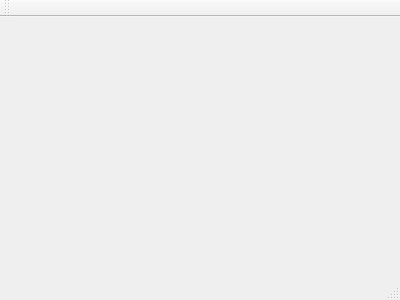
Qt form homework_2/arithmetic_generation_tool_ui/mainwindow.ui (Roarcannotprogramming/homework_2) before a commit.
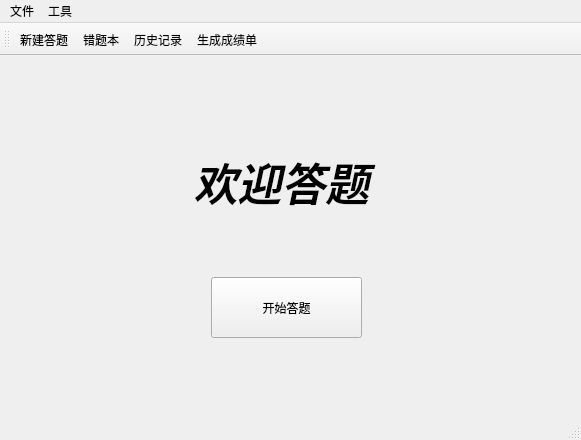
The same form after that commit.

Commit message: 主页和stacked widget

What changed in the file:
```diff
--- a/homework_2/arithmetic_generation_tool_ui/mainwindow.ui
+++ b/homework_2/arithmetic_generation_tool_ui/mainwindow.ui
@@ -1,24 +1,165 @@
 <ui version="4.0">
  <class>MainWindow</class>
- <widget class="QMainWindow" name="MainWindow" >
-  <property name="geometry" >
+ <widget class="QMainWindow" name="MainWindow">
+  <property name="geometry">
    <rect>
     <x>0</x>
     <y>0</y>
-    <width>400</width>
-    <height>300</height>
+    <width>581</width>
+    <height>440</height>
    </rect>
   </property>
-  <property name="windowTitle" >
+  <property name="minimumSize">
+   <size>
+    <width>581</width>
+    <height>440</height>
+   </size>
+  </property>
+  <property name="maximumSize">
+   <size>
+    <width>581</width>
+    <height>440</height>
+   </size>
+  </property>
+  <property name="windowTitle">
    <string>MainWindow</string>
   </property>
-  <widget class="QMenuBar" name="menuBar" />
-  <widget class="QToolBar" name="mainToolBar" />
-  <widget class="QWidget" name="centralWidget" />
-  <widget class="QStatusBar" name="statusBar" />
+  <widget class="QWidget" name="centralWidget">
+   <layout class="QGridLayout" name="gridLayout">
+    <item row="0" column="0">
+     <widget class="QStackedWidget" name="stackedWidget">
+      <property name="currentIndex">
+       <number>0</number>
+      </property>
+      <widget class="QWidget" name="page">
+       <widget class="QLabel" name="label">
+        <property name="geometry">
+         <rect>
+          <x>120</x>
+          <y>30</y>
+          <width>301</width>
+          <height>171</height>
+         </rect>
+        </property>
+        <property name="text">
+         <string>&lt;html&gt;&lt;head/&gt;&lt;body&gt;&lt;p align=&quot;center&quot;&gt;&lt;span style=&quot; font-size:33pt; font-weight:600; font-style:italic;&quot;&gt;欢迎答题&lt;/span&gt;&lt;/p&gt;&lt;/body&gt;&lt;/html&gt;</string>
+        </property>
+       </widget>
+       <widget class="QPushButton" name="pushButton">
+        <property name="geometry">
+         <rect>
+          <x>200</x>
+          <y>210</y>
+          <width>151</width>
+          <height>61</height>
+         </rect>
+        </property>
+        <property name="toolTip">
+         <string>&lt;html&gt;&lt;head/&gt;&lt;body&gt;&lt;p align=&quot;center&quot;&gt;&lt;span style=&quot; font-size:12pt; font-weight:600;&quot;&gt;开始答题&lt;/span&gt;&lt;/p&gt;&lt;/body&gt;&lt;/html&gt;</string>
+        </property>
+        <property name="whatsThis">
+         <string>&lt;html&gt;&lt;head/&gt;&lt;body&gt;&lt;p align=&quot;center&quot;&gt;&lt;span style=&quot; font-size:11pt; font-weight:600;&quot;&gt;开始答题&lt;/span&gt;&lt;/p&gt;&lt;/body&gt;&lt;/html&gt;</string>
+        </property>
+        <property name="styleSheet">
+         <string notr="true">font: 14pt &quot;微软雅黑&quot;;</string>
+        </property>
+        <property name="text">
+         <string>开始答题</string>
+        </property>
+       </widget>
+      </widget>
+      <widget class="QWidget" name="page_2">
+       <widget class="QCheckBox" name="checkBox">
+        <property name="geometry">
+         <rect>
+          <x>220</x>
+          <y>190</y>
+          <width>91</width>
+          <height>19</height>
+         </rect>
+        </property>
+        <property name="text">
+         <string>123</string>
+        </property>
+       </widget>
+      </widget>
+     </widget>
+    </item>
+   </layout>
+  </widget>
+  <widget class="QMenuBar" name="menuBar">
+   <property name="geometry">
+    <rect>
+     <x>0</x>
+     <y>0</y>
+     <width>581</width>
+     <height>26</height>
+    </rect>
+   </property>
+   <widget class="QMenu" name="menu">
+    <property name="title">
+     <string>文件</string>
+    </property>
+    <addaction name="actionewwewe"/>
+   </widget>
+   <widget class="QMenu" name="menu_2">
+    <property name="title">
+     <string>工具</string>
+    </property>
+    <addaction name="actioncuotiben"/>
+    <addaction name="actionlishijiu"/>
+    <addaction name="actionshuchuchengji"/>
+   </widget>
+   <addaction name="menu"/>
+   <addaction name="menu_2"/>
+  </widget>
+  <widget class="QToolBar" name="mainToolBar">
+   <attribute name="toolBarArea">
+    <enum>TopToolBarArea</enum>
+   </attribute>
+   <attribute name="toolBarBreak">
+    <bool>false</bool>
+   </attribute>
+   <addaction name="actionewwewe"/>
+   <addaction name="actioncuotiben"/>
+   <addaction name="actionlishijiu"/>
+   <addaction name="actionshuchuchengji"/>
+  </widget>
+  <widget class="QStatusBar" name="statusBar"/>
+  <action name="actionewwewe">
+   <property name="text">
+    <string>新建答题</string>
+   </property>
+   <property name="toolTip">
+    <string>新建答题</string>
+   </property>
+  </action>
+  <action name="actioncuotiben">
+   <property name="text">
+    <string>错题本</string>
+   </property>
+   <property name="toolTip">
+    <string>错题本</string>
+   </property>
+  </action>
+  <action name="actionlishijiu">
+   <property name="text">
+    <string>历史记录</string>
+   </property>
+   <property name="toolTip">
+    <string>历史记录</string>
+   </property>
+  </action>
+  <action name="actionshuchuchengji">
+   <property name="text">
+    <string>生成成绩单</string>
+   </property>
+   <property name="toolTip">
+    <string>生成成绩单</string>
+   </property>
+  </action>
  </widget>
- <layoutDefault spacing="6" margin="11" />
- <pixmapfunction></pixmapfunction>
+ <layoutdefault spacing="6" margin="11"/>
  <resources/>
  <connections/>
 </ui>
```
Left out of the diff: 1 changed line with no effect on the pictures. The commit also changes 10 other files.
